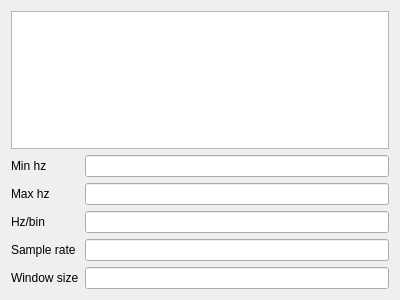
Before: the Qt Designer form tools/transforminfoform.ui in gustafsson/freq, drawn with Qt 5.
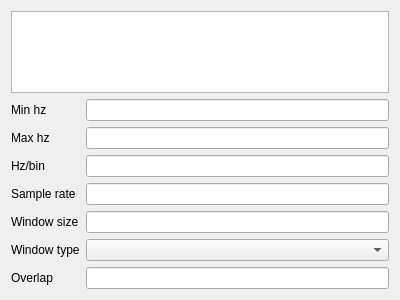
After: the same form once the commit is applied.

Commit message: 13 new stft window types

```diff
--- a/tools/transforminfoform.ui
+++ b/tools/transforminfoform.ui
@@ -69,6 +69,26 @@
      <item row="4" column="1">
       <widget class="QLineEdit" name="windowSizeEdit"/>
      </item>
+     <item row="5" column="0">
+      <widget class="QLabel" name="windowTypeLabel">
+       <property name="text">
+        <string>Window type</string>
+       </property>
+      </widget>
+     </item>
+     <item row="5" column="1">
+      <widget class="QComboBox" name="windowTypeComboBox"/>
+     </item>
+     <item row="6" column="0">
+      <widget class="QLabel" name="overlapLabel">
+       <property name="text">
+        <string>Overlap</string>
+       </property>
+      </widget>
+     </item>
+     <item row="6" column="1">
+      <widget class="QLineEdit" name="overlapEdit"/>
+     </item>
     </layout>
    </item>
   </layout>
```
The commit also changes 7 other files.
